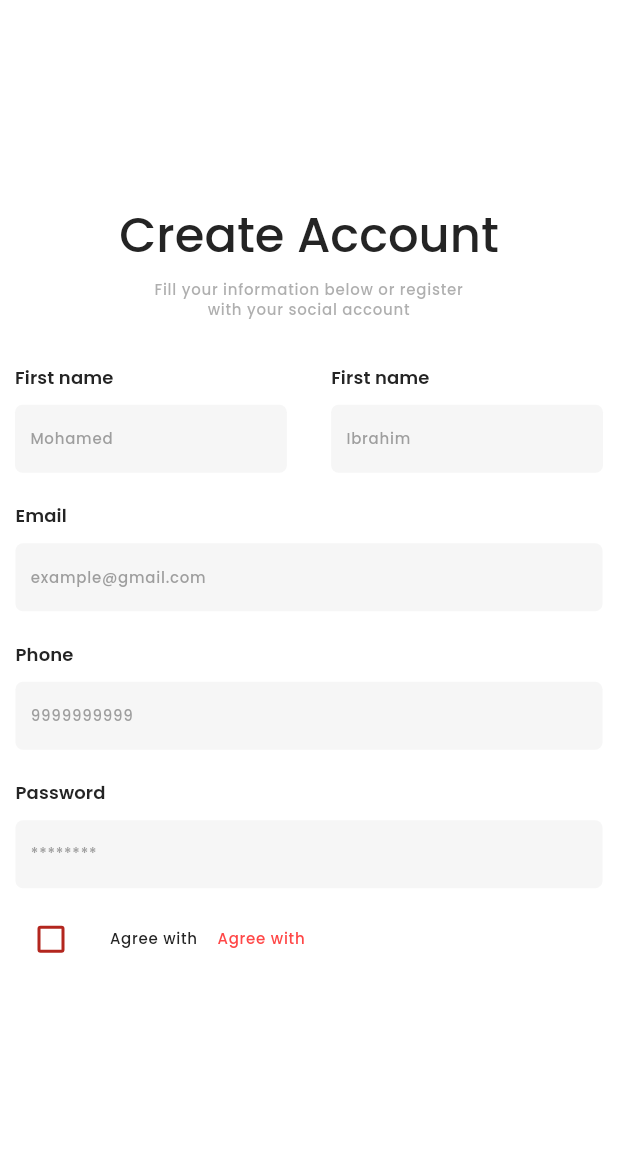
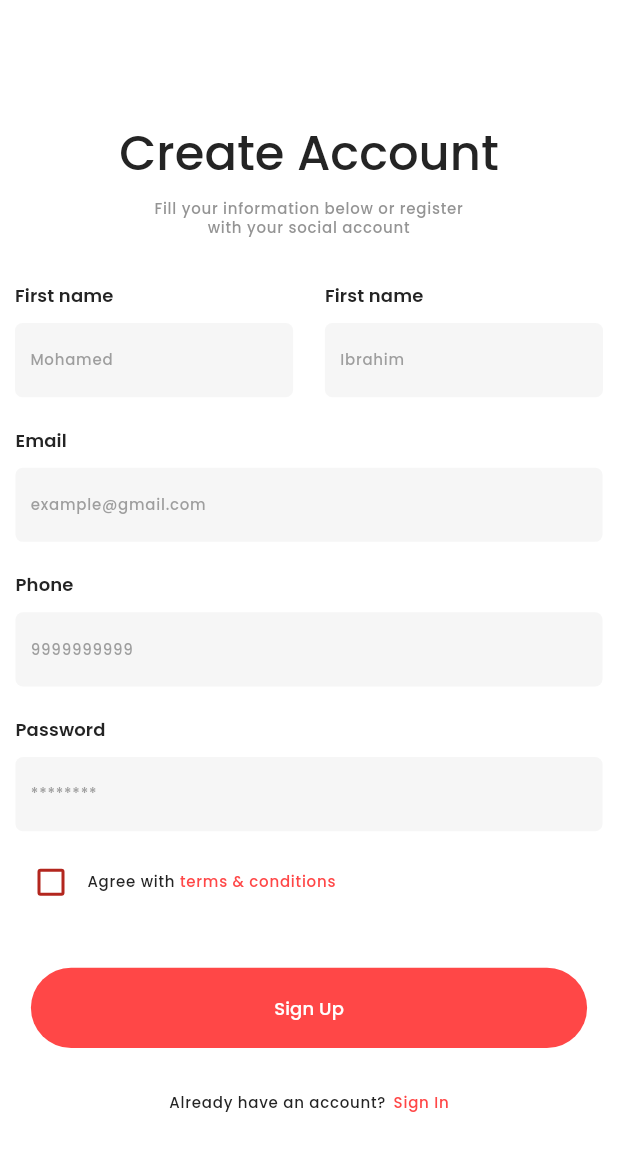
Before and after one commit to mohamed8270/info_harvest, a Flutter app: the SignupPage screen opened directly, on a phone screen of 412 x 824 dp. Shown: the top 1151 px of the screen. Run offline on Flutter 3.47's test engine with Material 3 defaults, Android fonts, the phone set to English and light mode, and no system bars; our stand-ins replace flutter_svg, gap, get; missing offline and left inert: dart:ffi.

Commit message:
form field validation updated

```diff
--- a/lib/common/widgets/checkbox_formfield.dart
+++ b/lib/common/widgets/check_box_form_field.dart
@@ -31,16 +31,16 @@ class CheckBoxFormField extends FormField<bool> {
                 Checkbox(
                     value: isChecked,
                     onChanged: isChanged,
+                    checkColor: IAppColor.cloudWhite,
+                    activeColor: IAppColor.pulpRed,
                     isError: true),
-                IAppSizes.spaceMd,
                 Text(labelTxt1,
-                    style: Theme.of(context).textTheme.labelMedium),
-                IAppSizes.spaceSm,
-                Text(labelTxt1,
+                    style: Theme.of(context).textTheme.labelMedium?.copyWith(fontWeight: FontWeight.w500, color: IAppColor.softBlack)),
+                Text(labelTxt2,
                     style: Theme.of(context)
                         .textTheme
                         .labelMedium
-                        ?.copyWith(color: IAppColor.pulpRed)),
+                        ?.copyWith(color: IAppColor.pulpRed, fontWeight: FontWeight.w500)),
               ],
             ),
             Row(
@@ -51,7 +51,7 @@ class CheckBoxFormField extends FormField<bool> {
                     child: Text(error.isNotEmpty ? '* $error' : '',
                         style: Theme.of(context)
                             .textTheme
-                            .labelSmall
+                            .labelMedium
                             ?.copyWith(color: Colors.red)))
               ],
             )
--- /dev/null
+++ b/lib/common/widgets/user_input_field.dart
@@ -0,0 +1,88 @@
+import 'package:flutter/material.dart';
+import 'package:info_harvest/utils/constants/colors.dart';
+import 'package:info_harvest/utils/constants/sizes.dart';
+import 'package:info_harvest/utils/device/device_utility.dart';
+
+class UserInputField extends StatelessWidget {
+  const UserInputField(
+      {super.key,
+      required this.label,
+      required this.hint,
+      required this.validator,
+      this.obscureTxt = false,
+      required this.controller,
+      required this.type,
+      required this.w});
+
+  final String label;
+  final String hint;
+  final double w;
+  final TextInputType type;
+  final TextEditingController controller;
+  final String? Function(String?) validator;
+  final bool obscureTxt;
+
+  @override
+  Widget build(BuildContext context) {
+    var size = IDeviceUtils.getDeviceSize();
+    return FormField<String>(
+        validator: validator,
+        builder: (FormFieldState<String> field) {
+          return Column(
+            crossAxisAlignment: CrossAxisAlignment.start,
+            mainAxisSize: MainAxisSize.min,
+            children: [
+              Text(
+                label,
+                style: Theme.of(context)
+                    .textTheme
+                    .labelLarge
+                    ?.copyWith(color: IAppColor.softBlack),
+              ),
+              IAppSizes.spaceSm,
+              Container(
+                height: size.height * 0.06,
+                width: w,
+                decoration: BoxDecoration(
+                    color: field.hasError ? Colors.red.withOpacity(0.06) : IAppColor.greyWhite,
+                    borderRadius: BorderRadius.circular(5)),
+                alignment: Alignment.center,
+                child: TextFormField(
+                  cursorColor: IAppColor.softBlack,
+                  style: Theme.of(context).textTheme.labelMedium,
+                  controller: controller,
+                  obscureText: obscureTxt,
+                  keyboardType: type,
+                  onChanged: (value) => field.didChange(value),
+                  decoration: InputDecoration(
+                    hintText: hint,
+                    hintStyle: Theme.of(context)
+                        .textTheme
+                        .labelMedium
+                        ?.copyWith(
+                            color: IAppColor.cementGrey.withOpacity(0.7)),
+                    enabledBorder: InputBorder.none,
+                    focusedBorder: InputBorder.none,
+                    errorBorder: OutlineInputBorder(
+                      borderSide:const BorderSide(width: 1.5, color:Colors.red),
+                      borderRadius: BorderRadius.circular(5)
+                    ),
+                    isCollapsed: true,
+                    contentPadding:
+                        const EdgeInsets.symmetric(horizontal: IAppSizes.sm),
+                  ),
+                ),
+              ),
+              if (field.hasError)
+                Text(
+                  field.errorText ?? '',
+                  style: Theme.of(context)
+                      .textTheme
+                      .labelMedium
+                      ?.copyWith(color: Colors.red),
+                )
+            ],
+          );
+        });
+  }
+}
--- a/lib/common/widgets/userinput_field.dart
+++ /dev/null
@@ -1,51 +0,0 @@
-import 'package:flutter/material.dart';
-import 'package:info_harvest/utils/constants/colors.dart';
-import 'package:info_harvest/utils/constants/sizes.dart';
-import 'package:info_harvest/utils/device/device_utility.dart';
-
-class UserInputField extends StatelessWidget {
-  const UserInputField({super.key, required this.label, required this.hint, required this.validator, this.obscureTxt=false, required this.controller, required this.type, required this.w});
-
-  final String label;
-  final String hint;
-  final double w;
-  final TextInputType type;
-  final TextEditingController controller;
-  final String? Function(String?) validator;
-  final bool obscureTxt;
-
-  @override
-  Widget build(BuildContext context) {
-    var size = IDeviceUtils.getDeviceSize();
-    return Column(
-      crossAxisAlignment: CrossAxisAlignment.start,
-      mainAxisSize: MainAxisSize.min,
-      children: [
-        Text(label, style: Theme.of(context).textTheme.labelLarge?.copyWith(color: IAppColor.softBlack),),
-        IAppSizes.spaceSm,
-        Container(
-          height:  size.height*0.055,
-          width: w,
-          decoration: BoxDecoration(color: IAppColor.greyWhite,borderRadius: BorderRadius.circular(5)),
-          alignment: Alignment.center,
-          child: TextFormField(
-            cursorColor: IAppColor.softBlack,
-            style: Theme.of(context).textTheme.labelMedium,
-            validator: validator,
-            controller: controller,
-            obscureText: obscureTxt,
-            keyboardType: type,
-            decoration: InputDecoration(
-              hintText: hint,
-              hintStyle: Theme.of(context).textTheme.labelMedium?.copyWith(color: IAppColor.cementGrey.withOpacity(0.7)),
-              enabledBorder: InputBorder.none,
-              focusedBorder: InputBorder.none,
-              isCollapsed: true,
-              contentPadding:const EdgeInsets.symmetric(horizontal: IAppSizes.sm),
-            ),
-          ),
-        ),
-      ],
-    );
-  }
-}
--- a/lib/features/authentication/screens/onboarding_page.dart
+++ b/lib/features/authentication/screens/onboarding_page.dart
@@ -25,15 +25,14 @@ class LoginScreen extends StatelessWidget {
               },
               blendMode: BlendMode.srcATop,
               child: Image.asset(
-                height: size.height * 0.62,
+                height: size.height * 0.6,
                 width: size.width,
                 alignment: Alignment.center,
                 IAppImgString.onBoardingImg,
-                fit: BoxFit.contain,
+                fit: BoxFit.cover,
                 filterQuality: FilterQuality.high,
               ),
             ),
-            IAppSizes.spaceXs,
             RichText(
               textAlign: TextAlign.center,
               text: TextSpan(
@@ -87,11 +86,11 @@ class LoginScreen extends StatelessWidget {
             Row(
               mainAxisAlignment: MainAxisAlignment.center,
               children: [
-              Text(IAppText.onBoardingLogin1,style: Theme.of(context).textTheme.labelMedium?.copyWith(color: IAppColor.softBlack, fontWeight: FontWeight.w500),),
+              Text(IAppText.haveAnAcc,style: Theme.of(context).textTheme.labelMedium?.copyWith(color: IAppColor.softBlack, fontWeight: FontWeight.w500),),
               IAppSizes.spaceXs,
               GestureDetector(
                 onTap: () => Get.to(const SignupPage()),
-                  child: Text(IAppText.onBoardingLogin2,style: Theme.of(context).textTheme.labelMedium?.copyWith(color: IAppColor.pulpRed, fontWeight: FontWeight.w500),)),
+                  child: Text(IAppText.signIn,style: Theme.of(context).textTheme.labelMedium?.copyWith(color: IAppColor.pulpRed, fontWeight: FontWeight.w500),)),
             ],),
           ],
         ),
--- a/lib/features/authentication/screens/signup_page.dart
+++ b/lib/features/authentication/screens/signup_page.dart
@@ -1,6 +1,6 @@
 import 'package:flutter/material.dart';
-import 'package:info_harvest/common/widgets/checkbox_formfield.dart';
-import 'package:info_harvest/common/widgets/userinput_field.dart';
+import 'package:info_harvest/common/widgets/check_box_form_field.dart';
+import 'package:info_harvest/common/widgets/user_input_field.dart';
 import 'package:info_harvest/utils/constants/colors.dart';
 import 'package:info_harvest/utils/constants/sizes.dart';
 import 'package:info_harvest/utils/constants/text_strings.dart';
@@ -36,6 +36,8 @@ class _SignupPageState extends State<SignupPage> {
           child: Center(
         child: Padding(
           padding: const EdgeInsets.symmetric(horizontal: IAppSizes.sm),
+          child: SingleChildScrollView(
+            scrollDirection: Axis.vertical,
             child: Form(
               key: _formKey,
               child: Column(
@@ -52,7 +54,7 @@ class _SignupPageState extends State<SignupPage> {
                     style: Theme.of(context)
                         .textTheme
                         .labelMedium
-                      ?.copyWith(color: IAppColor.cementGrey.withOpacity(0.6)),
+                        ?.copyWith(color: IAppColor.cementGrey.withOpacity(0.8)),
                     textAlign: TextAlign.center,
                   ),
                   IAppSizes.space2xl,
@@ -60,14 +62,14 @@ class _SignupPageState extends State<SignupPage> {
                     mainAxisAlignment: MainAxisAlignment.spaceBetween,
                     children: [
                       UserInputField(
-                        w: size.width * 0.44,
+                          w: size.width * 0.45,
                           label: 'First name',
                           hint: 'Mohamed',
                           type: TextInputType.name,
                           controller: firstName,
                           validator: validate.validateName),
                       UserInputField(
-                        w: size.width * 0.44,
+                          w: size.width * 0.45,
                           label: 'First name',
                           hint: 'Ibrahim',
                           type: TextInputType.name,
@@ -118,9 +120,44 @@ class _SignupPageState extends State<SignupPage> {
                       validator: validate.validateCheckBox,
                       error: agreeError,
                       context: context),
-                IAppSizes.spaceXl,
-
+                  IAppSizes.spaceLg,
+                  GestureDetector(
+                    onTap: () async {
+                      _formKey.currentState!.validate();
+                      if(agreeError.isEmpty && agreeTerms) {
+                        _formKey.currentState!.save();
+                      } else {
+                        setState(() => isChanged = true);
+                      }
+                    },
+                    child: Container(
+                      height: size.height * 0.065,
+                      width: size.width * 0.9,
+                      decoration: BoxDecoration(
+                        color: IAppColor.pulpRed,
+                        borderRadius: BorderRadius.circular(IAppSizes.btnCorner3),
+                      ),
+                      alignment: Alignment.center,
+                      child: Text(
+                        IAppText.signUp,
+                        style: Theme.of(context).textTheme.labelLarge?.copyWith(
+                            color: IAppColor.cloudWhite,
+                            fontWeight: FontWeight.w500),
+                      ),
+                    ),
+                  ),
+                  IAppSizes.space2xl,
+                  Row(
+                    mainAxisAlignment: MainAxisAlignment.center,
+                    children: [
+                      Text(IAppText.haveAnAcc,style: Theme.of(context).textTheme.labelMedium?.copyWith(color: IAppColor.softBlack, fontWeight: FontWeight.w500),),
+                      IAppSizes.spaceXs,
+                      GestureDetector(
+                          onTap: () {},
+                          child: Text(IAppText.signIn,style: Theme.of(context).textTheme.labelMedium?.copyWith(color: IAppColor.pulpRed, fontWeight: FontWeight.w500),)),
+                    ],),
                 ],
+              ),
             ),
           ),
         ),
--- a/lib/utils/constants/text_strings.dart
+++ b/lib/utils/constants/text_strings.dart
@@ -6,17 +6,18 @@ class IAppText {
   static const String onBoardingSub =
       'Get timely alerts for your favorite products with\nour mobile app and without loosing your money!  ';
   static const String onBoardingBtn = 'Get Started';
-  static const String onBoardingLogin1 = 'Already have an account?';
-  static const String onBoardingLogin2 = 'SignIn';
+  static const String haveAnAcc = 'Already have an account?';
+  static const String signIn = 'Sign In';
+  static const String signUp = 'Sign Up';
 
   static const String signUpTitle = 'Create Account';
   static const String signupSub = 'Fill your information below or register\nwith your social account';
   static const String shortNameError = 'Name is too short';
-  static const String alphabetError = 'Name should only contains alphabets';
+  static const String alphabetError = 'Alphabets only allowed';
   static const String fillFields = 'Please provide data in this field';
   static const String emailError = 'Invalid email address';
   static const String phoneError = 'Enter a valid phone number';
-  static const String passError = 'Password must contains uppercase, lowercase, number and symbols';
+  static const String passError = 'Password must contain uppercase, lowercase, number and symbols';
   static const String passLenError = 'Password must be at least 8 characters';
   static const String checkBoxError = 'Please accept terms & conditions';
   static const String termsLabel1 = 'Agree with ';
```
Lines whose indentation alone changed are shown as unchanged.
